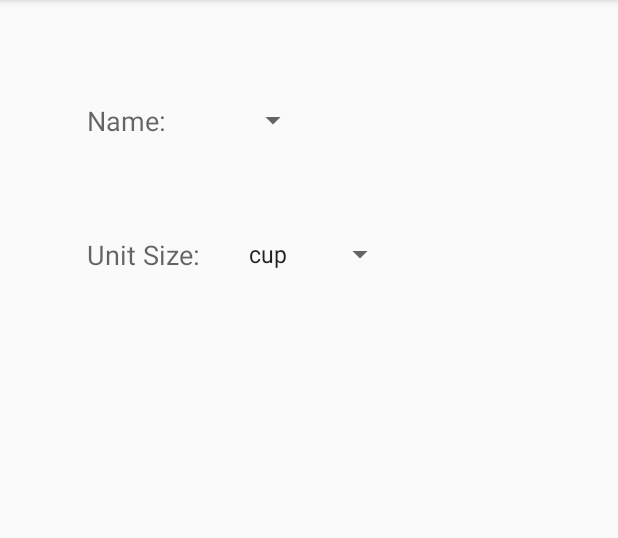
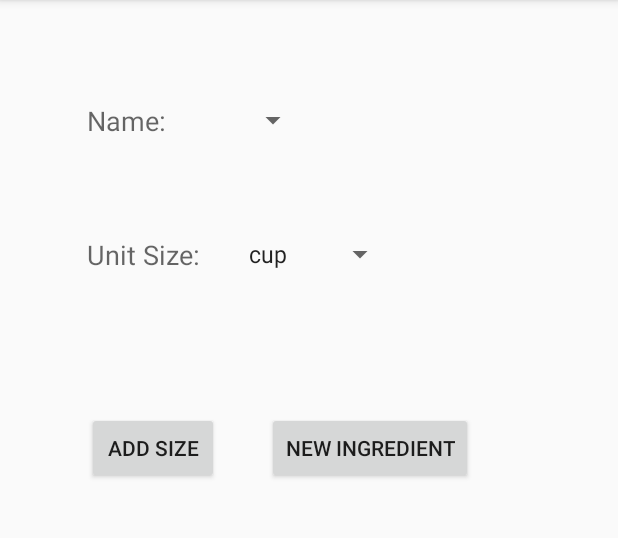
Before and after one commit to TSNichols/FoodLab, an Android app: the Ingredients_Screen screen opened directly, with no data from a screen before it, on a phone screen of 412 x 824 dp, the part 84-622 px from its top. Run offline under Robolectric (Android 15) with nearby library versions, the phone set to English and light mode, and no system bars.

Commit message:
Added fragments, and content to those

```diff
--- a/app/build.gradle
+++ b/app/build.gradle
@@ -23,4 +23,5 @@ dependencies {
     compile fileTree(dir: 'libs', include: ['*.jar'])
     testCompile 'junit:junit:4.12'
     compile 'com.android.support:appcompat-v7:23.1.1'
+    compile 'com.android.support:support-v4:23.1.1'
 }
--- a/app/src/main/AndroidManifest.xml
+++ b/app/src/main/AndroidManifest.xml
@@ -17,7 +17,7 @@
         </activity>
         <activity android:name=".Calender_Screen" />
         <activity android:name=".Recipes_Screen" />
-        <activity android:name=".Ingredients_Screen"></activity>
+        <activity android:name=".Ingredients_Screen"/>
     </application>
 
 </manifest>
--- a/app/src/main/java/tsnichols/foodlab/Ingredients_Screen.java
+++ b/app/src/main/java/tsnichols/foodlab/Ingredients_Screen.java
@@ -2,12 +2,27 @@ package tsnichols.foodlab;
 
 import android.support.v7.app.AppCompatActivity;
 import android.os.Bundle;
+import android.widget.Button;
 
 public class Ingredients_Screen extends AppCompatActivity {
+
+    Button New_Ingredient_BTN;
+    Button New_Size_BTN;
 
     @Override
     protected void onCreate(Bundle savedInstanceState) {
         super.onCreate(savedInstanceState);
         setContentView(R.layout.ingredients_screen);
+        addListenerOnButton();
+    }
+
+    public void addListenerOnButton(){
+
+        New_Ingredient_BTN = (Button) findViewById(R.id.btn_new_ingredient);
+        New_Size_BTN = (Button) findViewById(R.id.btn_new_size);
+
+
+
+
     }
 }
--- a/app/src/main/res/layout/ingredients_screen.xml
+++ b/app/src/main/res/layout/ingredients_screen.xml
@@ -30,7 +30,8 @@
         android:layout_toRightOf="@+id/txt_name"
         android:layout_toEndOf="@+id/txt_name"
         android:layout_marginLeft="47dp"
-        android:layout_marginStart="47dp" />
+        android:layout_marginStart="47dp"
+        android:entries="@array/ingredient_name_array" />
 
     <TextView
         android:layout_width="wrap_content"
@@ -52,4 +53,25 @@
         android:layout_alignStart="@+id/spin_ingredient_name"
         android:entries="@array/unit_size_array" />
 
+    <Button
+        android:layout_width="wrap_content"
+        android:layout_height="wrap_content"
+        android:text="@string/new_unit_size"
+        android:id="@+id/btn_new_size"
+        android:layout_below="@+id/spin_unit_size"
+        android:layout_alignLeft="@+id/txt_unit_size"
+        android:layout_alignStart="@+id/txt_unit_size"
+        android:layout_marginTop="93dp" />
+
+    <Button
+        android:layout_width="wrap_content"
+        android:layout_height="wrap_content"
+        android:text="@string/new_ingredient"
+        android:id="@+id/btn_new_ingredient"
+        android:layout_alignTop="@+id/btn_new_size"
+        android:layout_toRightOf="@+id/btn_new_size"
+        android:layout_toEndOf="@+id/btn_new_size"
+        android:layout_marginLeft="32dp"
+        android:layout_marginStart="32dp" />
+
 </RelativeLayout>
--- a/app/src/main/res/values/strings.xml
+++ b/app/src/main/res/values/strings.xml
@@ -36,6 +36,7 @@
     //Ingredients Screen
     <string name="ingredient_name_txt">Name:</string>
     <string name="unit_size_txt">Unit Size:</string>
+    <string-array name="ingredient_name_array"></string-array>
     <string-array name="unit_size_array">
         <item>cup</item>
         <item>lb.</item>
@@ -45,6 +46,17 @@
         <item>tsp</item>
         <item>single</item>
     </string-array>
+    <string name="new_ingredient">New Ingredient</string>
+    <string name="new_unit_size">Add Size</string>
+
+    //Add Ingredients Fragment
+    <string name="enter_new_ingredient">Enter Ingredient Name</string>
+    <string name="select_unit_size">Select Unit Size:</string>
+    <string name="add_ingred_btn">Add Ingredient</string>
+    <string name="add_ingred_cancel">Cancel</string>
+
+    <!-- TODO: Remove or change this placeholder text -->
+    <string name="hello_blank_fragment">Hello blank fragment</string>
 
 
 </resources>
```
Also changed, not shown: app/src/main/java/tsnichols/foodlab/AddIngredient.java (added, +108 -0 lines), app/src/main/java/tsnichols/foodlab/AddUnitSize.java (added, +108 -0 lines), app/src/main/res/layout/fragment_add_ingredient.xml (added, +48 -0 lines), app/src/main/res/layout/fragment_add_unit_size.xml (added, +13 -0 lines).
